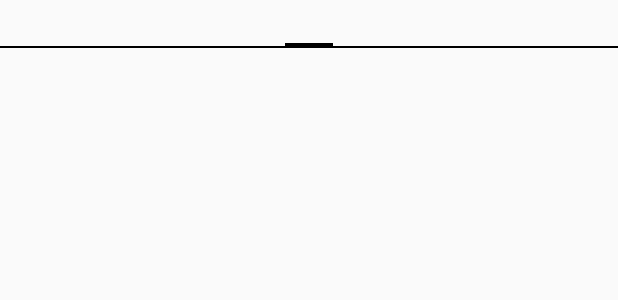
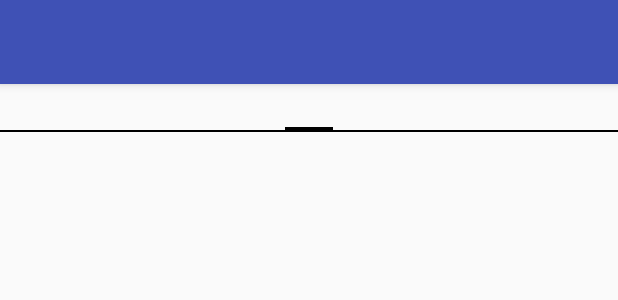
Before and after one commit to dloprodu/KC_Training_Guedr, an Android app: the layout activity_city_page.xml on its own in the app's theme, with its tools: preview values and no code run, on a phone screen of 412 x 824 dp. Shown: the top 300 px of the screen. Run offline under Robolectric (Android 15) with nearby library versions, the phone set to English and light mode, and no system bars.

Commit message:
view pager and custom toolbar

```diff
--- a/app/src/main/AndroidManifest.xml
+++ b/app/src/main/AndroidManifest.xml
@@ -12,7 +12,7 @@
         <activity android:name=".activity.ForecastActivity">
         </activity>
         <activity android:name=".activity.SettingsActivity"></activity>
-        <activity android:name=".activity.CityPageActivity">
+        <activity android:name=".activity.CityPageActivity" android:theme="@style/AppTheme.NoActionBar">
             <intent-filter>
                 <action android:name="android.intent.action.MAIN" />
 
--- a/app/src/main/res/layout/activity_city_page.xml
+++ b/app/src/main/res/layout/activity_city_page.xml
@@ -1,19 +1,44 @@
 <?xml version="1.0" encoding="utf-8"?>
-<android.support.constraint.ConstraintLayout xmlns:android="http://schemas.android.com/apk/res/android"
+<android.support.design.widget.CoordinatorLayout xmlns:android="http://schemas.android.com/apk/res/android"
     xmlns:app="http://schemas.android.com/apk/res-auto"
     xmlns:tools="http://schemas.android.com/tools"
     android:layout_width="match_parent"
     android:layout_height="match_parent"
     tools:context=".activity.CityPageActivity">
 
+    <android.support.design.widget.AppBarLayout
+        android:layout_width="match_parent"
+        android:layout_height="wrap_content"
+        android:theme="@style/AppTheme.AppBarOverlay">
+
+        <android.support.v7.widget.Toolbar
+            android:id="@+id/toolbar"
+            android:layout_width="match_parent"
+            android:layout_height="wrap_content"
+            android:background="@color/colorPrimary"
+            app:popupTheme="@style/AppTheme.PopupOverlay" />
+
+    </android.support.design.widget.AppBarLayout>
+
+    <FrameLayout
+        android:layout_width="match_parent"
+        android:layout_height="match_parent"
+        app:layout_behavior="@string/appbar_scrolling_view_behavior">
+
         <android.support.v4.view.ViewPager
             android:id="@+id/view_pager"
             android:layout_width="match_parent"
             android:layout_height="match_parent">
+
+            <!--android.support.v4.view.PagerTitleStrip
+                android:layout_width="match_parent"
+                android:layout_height="wrap_content"/-->
             <android.support.v4.view.PagerTabStrip
                 android:layout_width="match_parent"
                 android:layout_height="wrap_content"/>
 
         </android.support.v4.view.ViewPager>
 
-</android.support.constraint.ConstraintLayout>
+    </FrameLayout>
+
+</android.support.design.widget.CoordinatorLayout>
--- a/app/src/main/res/values/styles.xml
+++ b/app/src/main/res/values/styles.xml
@@ -8,4 +8,13 @@
         <item name="colorAccent">@color/colorAccent</item>
     </style>
 
+    <style name="AppTheme.NoActionBar">
+        <item name="windowActionBar">false</item>
+        <item name="windowNoTitle">true</item>
+    </style>
+
+    <style name="AppTheme.AppBarOverlay" parent="ThemeOverlay.AppCompat.Dark.ActionBar" />
+
+    <style name="AppTheme.PopupOverlay" parent="ThemeOverlay.AppCompat.Light"/>
+
 </resources>
```
Also changed, not shown: app/src/main/java/io/keepcoding/guedrbootamp6/activity/CityPageActivity.kt (+24 -0 lines), app/src/main/res/menu/pager_navigation.xml (added, +15 -0 lines). Lines whose indentation alone changed are shown as unchanged.
